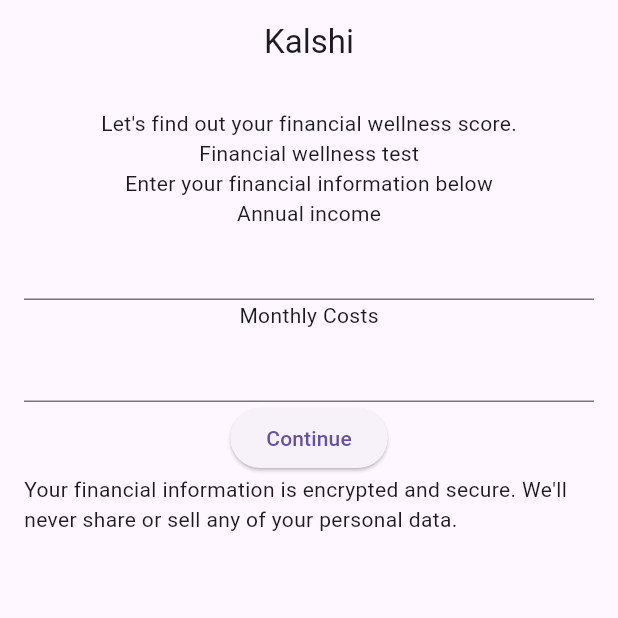
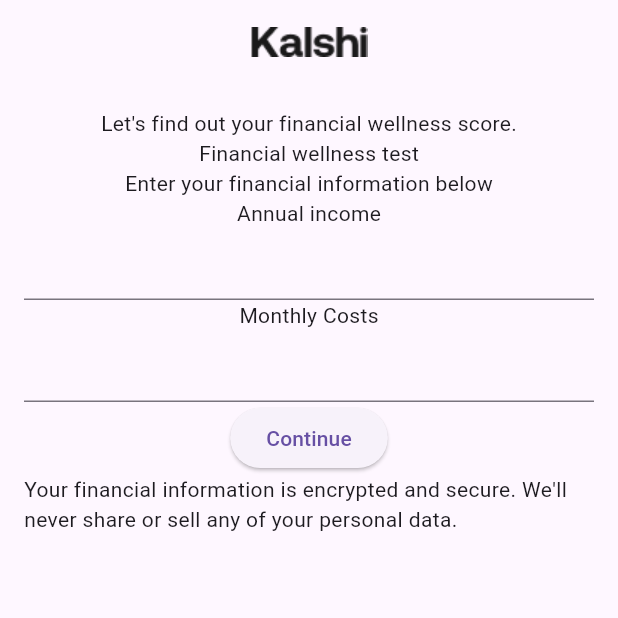
Before and after one commit to jacielmelnik/kalshi_tha, a Flutter app: the screen it shows after launch, on a phone screen of 412 x 824 dp, the top half of it. Run offline on Flutter 3.47's test engine with Material 3 defaults, Android fonts, the phone set to English and light mode, and no system bars.

Commit message:
Add Kalshi logo

```diff
--- /dev/null
+++ b/lib/constants.dart
@@ -0,0 +1 @@
+const kalshiLogo = 'assets/kalshi_logo_black.png';
--- a/lib/enter_values/enter_values_screen.dart
+++ b/lib/enter_values/enter_values_screen.dart
@@ -1,4 +1,5 @@
 import 'package:flutter/material.dart';
+import 'package:kalshi_tha/constants.dart';
 import 'package:kalshi_tha/enter_values/enter_values_bloc.dart';
 
 class EnterValuesScreen extends StatefulWidget {
@@ -20,7 +21,7 @@ class _EnterValuesScreenState extends State<EnterValuesScreen> {
   @override
   Widget build(BuildContext context) {
     return Scaffold(
-      appBar: AppBar(title: Center(child: Text('Kalshi'))),
+      appBar: AppBar(title: Center(child: Image.asset(kalshiLogo))),
       body: Center(
         child: Padding(
           padding: const EdgeInsets.all(16.0),
--- a/pubspec.yaml
+++ b/pubspec.yaml
@@ -57,9 +57,8 @@ flutter:
   # the material Icons class.
   uses-material-design: true
 
-  # To add assets to your application, add an assets section, like this:
-  # assets:
-  #   - images/a_dot_burr.jpeg
+  assets:
+    - assets/kalshi_logo_black.png
   #   - images/a_dot_ham.jpeg
 
   # An image asset can refer to one or more resolution-specific "variants", see
```
Also changed, not shown: assets/kalshi_logo_black.png (added).
